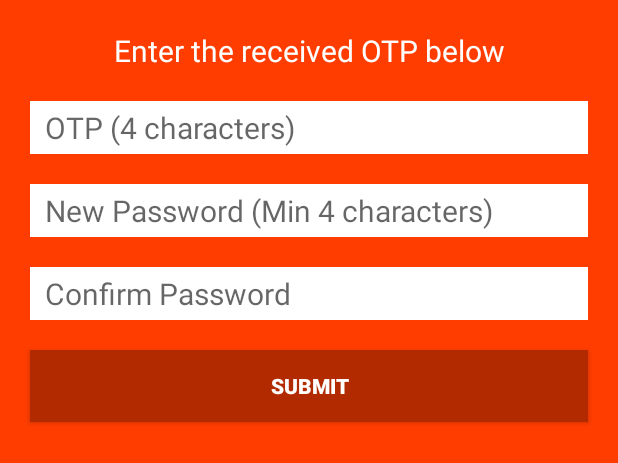
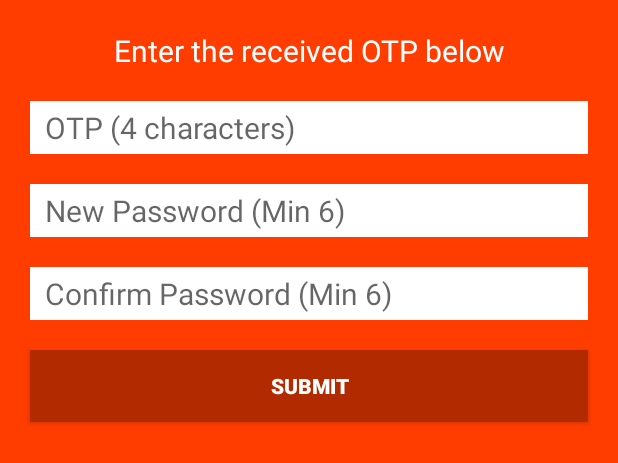
Before and after one commit to HenryGibson86/RestaurantApp, an Android app: the layout fragment_forgot_password.xml on its own in the app's theme, with its tools: preview values and no code run, on a phone screen of 412 x 824 dp. Shown: the top 463 px of the screen. Run offline under Robolectric (Android 15) with nearby library versions, the phone set to English and light mode, and no system bars; network calls fail.

```diff
--- a/app/src/main/res/layout/fragment_forgot_password.xml
+++ b/app/src/main/res/layout/fragment_forgot_password.xml
@@ -43,7 +43,7 @@
                 android:background="#fff"
                 android:drawablePadding="4dp"
                 android:hint="OTP (4 characters)"
-                android:inputType="text"
+                android:inputType="number|text"
 
 
                 android:maxLines="1"
@@ -61,11 +61,12 @@
                 android:layout_marginBottom="20dp"
                 android:background="#fff"
                 android:drawablePadding="4dp"
-                android:hint="New Password (Min 4 characters)"
+                android:hint="New Password (Min 6)"
+                android:inputType="number"
                 android:maxLines="1"
-                android:padding="4dp"
 
 
+                android:padding="4dp"
                 android:paddingStart="10dp"
                 android:textSize="20sp" />
 
@@ -78,11 +79,12 @@
                 android:layout_marginBottom="20dp"
                 android:background="#fff"
                 android:drawablePadding="4dp"
-                android:hint="Confirm Password"
+                android:hint="Confirm Password (Min 6)"
+                android:inputType="number"
                 android:maxLines="1"
-                android:padding="4dp"
 
 
+                android:padding="4dp"
                 android:paddingStart="10dp"
                 android:textSize="20sp" />
 
--- a/app/src/main/res/layout/fragment_profile.xml
+++ b/app/src/main/res/layout/fragment_profile.xml
@@ -84,7 +84,7 @@
             android:drawableLeft="@drawable/ic_location"
             android:drawablePadding="4dp"
 
-            android:inputType="textPassword"
+            android:inputType="text"
             android:padding="10dp"
 
             android:textSize="20sp" />
```
Also changed, not shown: app/src/main/java/com/albino/restaurantapp/activity/CartActivity.kt (+10 -12 lines), app/src/main/java/com/albino/restaurantapp/fragment/ForgotPasswordFragment.kt (+13 -17 lines), app/src/main/java/com/albino/restaurantapp/fragment/ForgotPasswordInputFragment.kt (+11 -2 lines), app/src/main/java/com/albino/restaurantapp/fragment/RegisterFragment.kt (+0 -9 lines), app/src/main/res/layout/fragment_register.xml (+4 -4 lines).
